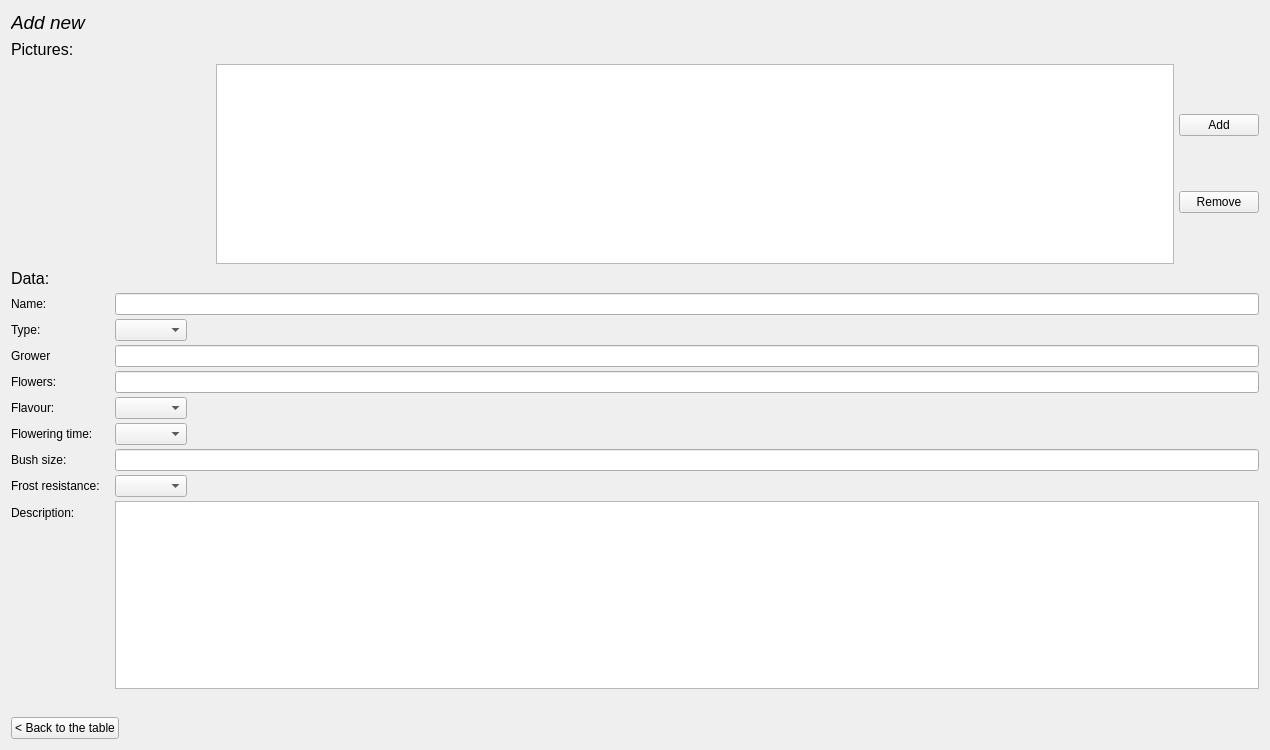
kuba-moo/GardenDB, file editor.ui: the form before one commit.
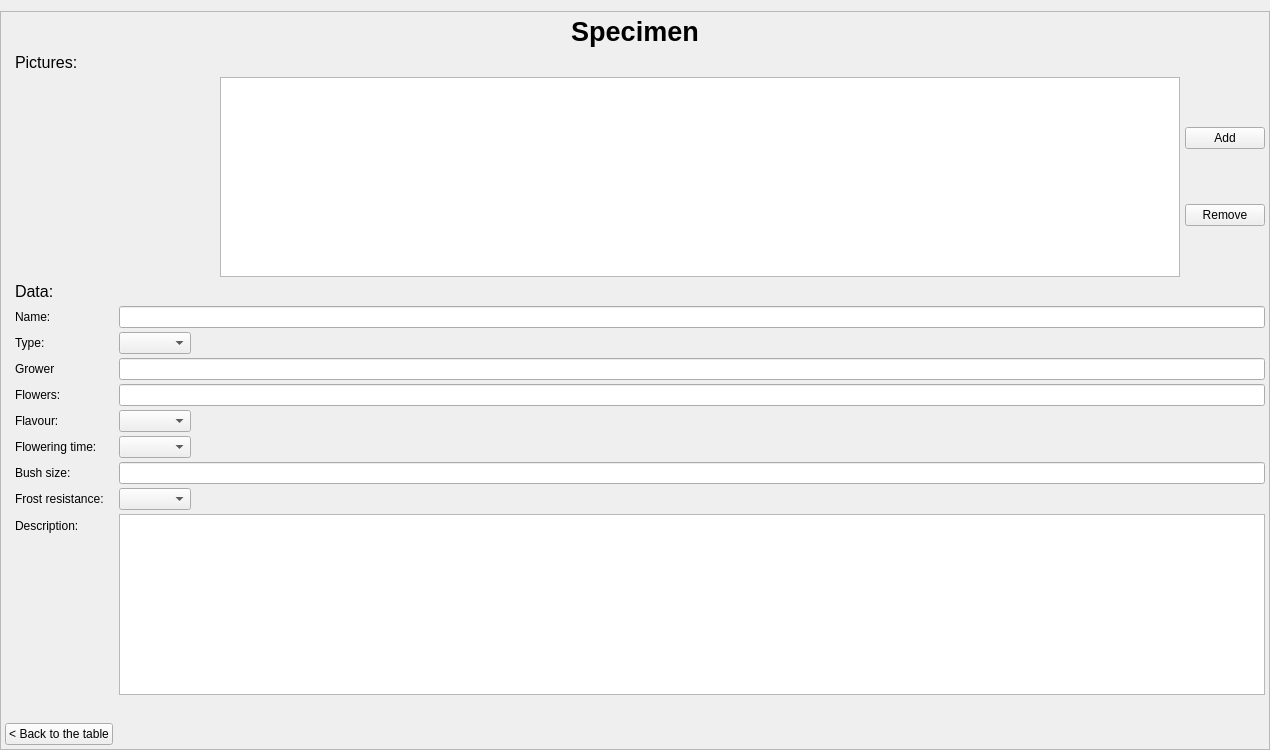
The form after the commit. Icons and pictures are not drawn.

```diff
--- a/editor.ui
+++ b/editor.ui
@@ -10,20 +10,58 @@
     <height>750</height>
    </rect>
   </property>
+  <property name="font">
+   <font>
+    <stylestrategy>PreferAntialias</stylestrategy>
+   </font>
+  </property>
   <property name="windowTitle">
    <string>Form</string>
   </property>
+  <layout class="QVBoxLayout" name="verticalLayout_4">
+   <property name="leftMargin">
+    <number>0</number>
+   </property>
+   <property name="rightMargin">
+    <number>0</number>
+   </property>
+   <property name="bottomMargin">
+    <number>0</number>
+   </property>
+   <item>
+    <widget class="QFrame" name="frame">
+     <property name="frameShape">
+      <enum>QFrame::StyledPanel</enum>
+     </property>
+     <property name="frameShadow">
+      <enum>QFrame::Raised</enum>
+     </property>
   <layout class="QVBoxLayout" name="verticalLayout_3">
+      <property name="margin">
+       <number>4</number>
+      </property>
    <item>
     <widget class="QLabel" name="title">
      <property name="font">
       <font>
-       <pointsize>14</pointsize>
-       <italic>true</italic>
-      </font>
-     </property>
+          <pointsize>20</pointsize>
+          <weight>75</weight>
+          <italic>false</italic>
+          <bold>true</bold>
+          <stylestrategy>PreferAntialias</stylestrategy>
+         </font>
+        </property>
+        <property name="frameShadow">
+         <enum>QFrame::Raised</enum>
+        </property>
      <property name="text">
-      <string>Add new</string>
+         <string>Specimen</string>
+        </property>
+        <property name="alignment">
+         <set>Qt::AlignCenter</set>
+        </property>
+        <property name="margin">
+         <number>15</number>
      </property>
     </widget>
    </item>
@@ -32,6 +70,9 @@
      <property name="spacing">
       <number>5</number>
      </property>
+        <property name="leftMargin">
+         <number>10</number>
+        </property>
      <item>
       <widget class="QLabel" name="label_12">
        <property name="font">
@@ -47,26 +88,37 @@
      <item>
       <layout class="QHBoxLayout" name="horizontalLayout_2">
        <item>
-        <widget class="QLabel" name="mainPhoto">
+           <widget class="QPushButton" name="mainPhoto">
          <property name="minimumSize">
           <size>
            <width>200</width>
            <height>200</height>
           </size>
          </property>
-         <property name="font">
-          <font>
-           <pointsize>20</pointsize>
-          </font>
+            <property name="maximumSize">
+             <size>
+              <width>200</width>
+              <height>200</height>
+             </size>
+            </property>
+            <property name="toolTip">
+             <string>Open gallery</string>
          </property>
          <property name="text">
           <string/>
          </property>
-         <property name="pixmap">
-          <pixmap resource="app.qrc">:/icons/image</pixmap>
-         </property>
-         <property name="alignment">
-          <set>Qt::AlignCenter</set>
+            <property name="icon">
+             <iconset resource="app.qrc">
+              <normaloff>:/icons/image</normaloff>:/icons/image</iconset>
+            </property>
+            <property name="iconSize">
+             <size>
+              <width>128</width>
+              <height>128</height>
+             </size>
+            </property>
+            <property name="flat">
+             <bool>true</bool>
          </property>
         </widget>
        </item>
@@ -293,6 +345,9 @@
       </spacer>
      </item>
     </layout>
+      </item>
+     </layout>
+    </widget>
    </item>
   </layout>
  </widget>
```
Lines whose indentation alone changed are shown as unchanged.
